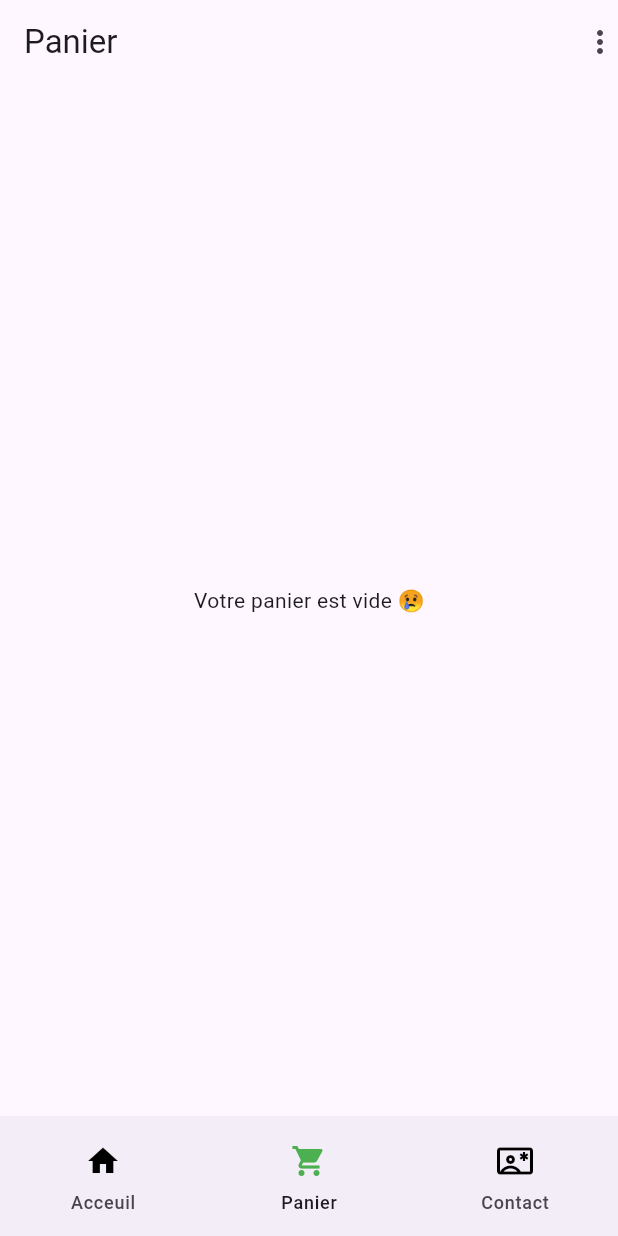
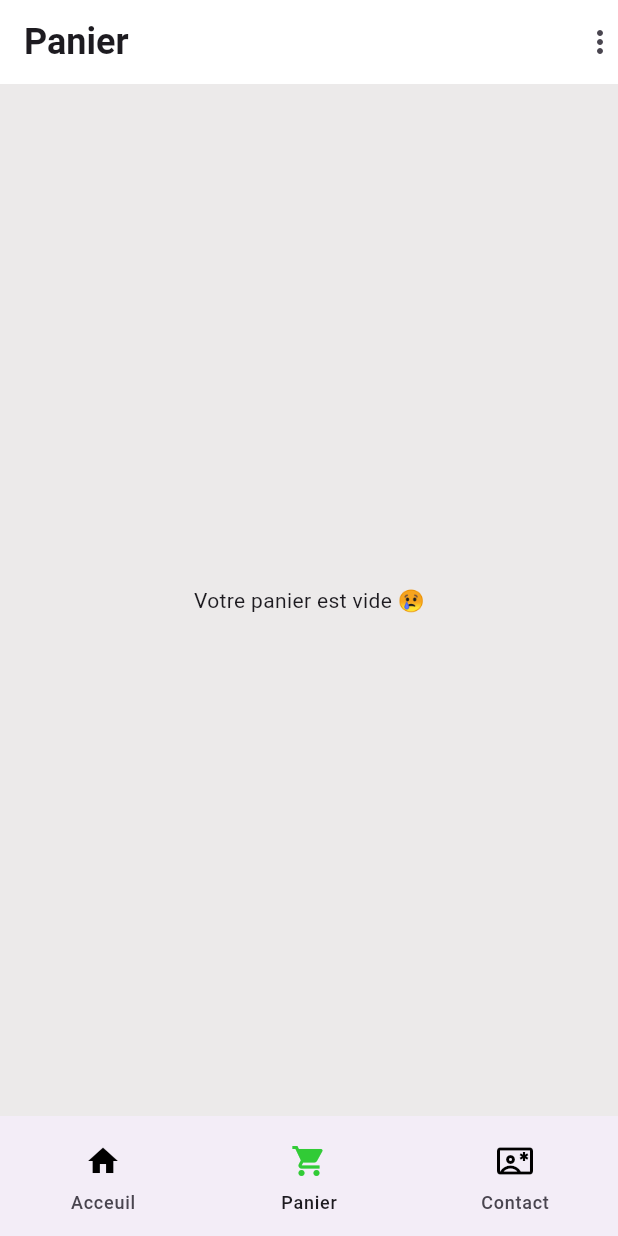
Before and after one commit to DIJA96/Sen-Resto, a Flutter app: the Navbar screen opened directly, item 2 of the bottom bar chosen, on a phone screen of 412 x 824 dp. Run offline on Flutter 3.47's test engine with Material 3 defaults, Android fonts, the light colour scheme and no system bars.

Commit message:
Quelque modification sur le style des pages

```diff
--- a/lib/acceuil1.dart
+++ b/lib/acceuil1.dart
@@ -6,7 +6,7 @@ class AccueilPage extends StatelessWidget {
   @override
   Widget build(BuildContext context) {
     return Scaffold(
-      backgroundColor: Colors.green,
+      backgroundColor:  Color.fromARGB(255, 49, 203, 54),
       body: SafeArea(
         child: Center(
           child: Column(
--- a/lib/cart.dart
+++ b/lib/cart.dart
@@ -14,9 +14,11 @@ class _CartPageState extends State<CartPage> {
     final cart = CartManager().cart;
 
     return Scaffold(
+      backgroundColor: const Color.fromARGB(255, 236, 234, 234),
       appBar: AppBar(
-        title: Text("Panier"),
+        title: Text("Panier",style: TextStyle(fontWeight: FontWeight.bold, fontSize: 24),),
         actions: [Icon(Icons.more_vert)],
+        backgroundColor: Colors.white,
       ),
       body: cart.isEmpty
           ? Center(child: Text("Votre panier est vide 😢"))
@@ -31,9 +33,10 @@ class _CartPageState extends State<CartPage> {
                         margin: EdgeInsets.all(8),
                         height: 100,
                         child: Card(
+                          color: Colors.white,
                           child: ListTile(
                             leading: Image.asset(item['image'], width: 50),
-                            title: Text(item['name'], style: TextStyle(color: Colors.green),),
+                            title: Text(item['name'], style: TextStyle(color: Color.fromARGB(255, 49, 203, 54),),),
                             subtitle: Text('${item['price']} FCFA'),
                             trailing: Row(
                               mainAxisSize: MainAxisSize.min,
@@ -73,16 +76,16 @@ class _CartPageState extends State<CartPage> {
                   ),
                 ),
                 Padding(
-                  padding: const EdgeInsets.all(16.0),
+                  padding: EdgeInsets.all(16.0),
                   child: Row(
                     mainAxisAlignment: MainAxisAlignment.spaceBetween,
                     children: [
-                      Text("Total"),
+                      Text("Total", style: TextStyle(fontWeight: FontWeight.bold, fontSize: 18),),
                       Text(
                         "${CartManager().total.toStringAsFixed(0)} FCFA",
                         style: TextStyle(
                           fontWeight: FontWeight.bold,
-                          color: Colors.green,
+                          color: Color.fromARGB(255, 49, 203, 54),
                         ),
                       ),
                     ],
--- a/lib/main.dart
+++ b/lib/main.dart
@@ -1,5 +1,5 @@
 import 'package:flutter/material.dart';
-import 'package:sen_restau/inscrire.dart';
+import 'package:sen_restau/navbar.dart';
 
 void main() {
   runApp(Myapp());
@@ -11,7 +11,7 @@ class Myapp extends StatelessWidget {
   @override
   Widget build(BuildContext context) {
     return MaterialApp(
-      home: Inscrire(),
+      home: Navbar(),
       debugShowCheckedModeBanner: false,
     );
   }
--- a/lib/navbar.dart
+++ b/lib/navbar.dart
@@ -1,6 +1,7 @@
 import 'package:flutter/material.dart';
 import 'package:sen_restau/acceuil.dart';
 import 'package:sen_restau/cart.dart';
+import 'package:sen_restau/contact.dart';
 
 class Navbar extends StatefulWidget {
   const Navbar({super.key});
@@ -12,8 +13,8 @@ class Navbar extends StatefulWidget {
 class _NavbarState extends State<Navbar> {
   final pages = [
     Acceuil(),
-    CartPage(cart: null,)
-
+    CartPage(cart: null,),
+    ContactPage()
   ];
 
   int pageindex = 0;
@@ -33,15 +34,15 @@ class _NavbarState extends State<Navbar> {
         },
         destinations: [
           NavigationDestination(
-            icon: Icon(Icons.home,color: pageindex==0 ? Colors.green:Colors.black),
+            icon: Icon(Icons.home,color: pageindex==0 ? Color.fromARGB(255, 49, 203, 54):Colors.black),
             label: "Acceuil"
           ),
           NavigationDestination(
-            icon: Icon(Icons.shopping_cart,color: pageindex==1 ? Colors.green:Colors.black),
+            icon: Icon(Icons.shopping_cart,color: pageindex==1 ? Color.fromARGB(255, 49, 203, 54):Colors.black),
             label: "Panier",
           ),
           NavigationDestination(
-            icon: Icon(Icons.contact_emergency_outlined,color: pageindex==2 ? Colors.green:Colors.black),
+            icon: Icon(Icons.contact_emergency_outlined,color: pageindex==2 ? Color.fromARGB(255, 49, 203, 54):Colors.black),
             label: "Contact",
           ),
         ],
```
Also changed, not shown: lib/acceuil.dart (+17 -13 lines).
